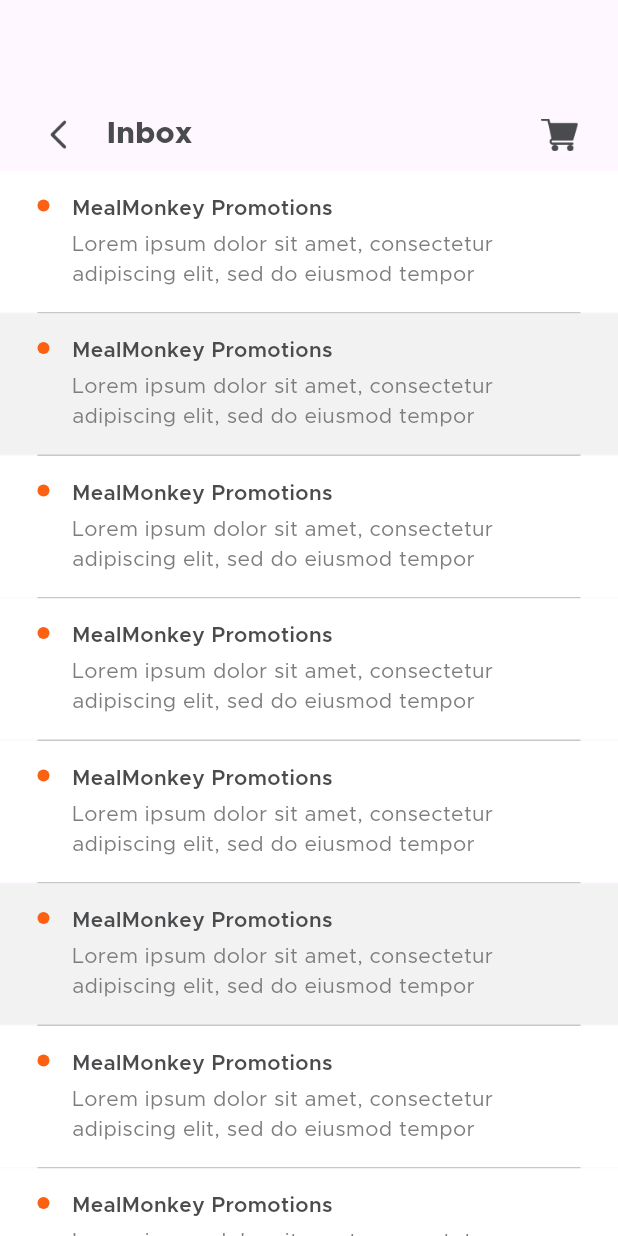
After one commit to Newtr/Kursach, a Flutter app: the InboxView screen opened directly, on a phone screen of 412 x 824 dp. The commit adds this screen. Run offline on Flutter 3.47's test engine with Material 3 defaults, Android fonts, the light colour scheme and no system bars; our stand-ins replace flutter_rating_bar, image_picker; missing offline and left inert: otp_pin_field.

Commit message:
10 video GOTOVO

```diff
--- /dev/null
+++ b/kursach/lib/view/more/inbox_view.dart
@@ -0,0 +1,195 @@
+import 'package:flutter/material.dart';
+import 'package:kursach/common/color_extension.dart';
+
+import 'my_order_view.dart';
+
+class InboxView extends StatefulWidget {
+  const InboxView({super.key});
+
+  @override
+  State<InboxView> createState() => _InboxViewState();
+}
+
+class _InboxViewState extends State<InboxView> {
+  List inboxArr = [
+    {
+      "title": "MealMonkey Promotions",
+      "detail":
+          "Lorem ipsum dolor sit amet, consectetur adipiscing elit, sed do eiusmod tempor incididunt ut labore et dolore magna aliqua. Ut enim ad minim veniam, quis nostrud exercitation ullamco laboris nisi ut aliquip ex ea commodo consequat.",
+    },
+    {
+      "title": "MealMonkey Promotions",
+      "detail":
+          "Lorem ipsum dolor sit amet, consectetur adipiscing elit, sed do eiusmod tempor incididunt ut labore et dolore magna aliqua. Ut enim ad minim veniam, quis nostrud exercitation ullamco laboris nisi ut aliquip ex ea commodo consequat.",
+    },
+    {
+      "title": "MealMonkey Promotions",
+      "detail":
+          "Lorem ipsum dolor sit amet, consectetur adipiscing elit, sed do eiusmod tempor incididunt ut labore et dolore magna aliqua. Ut enim ad minim veniam, quis nostrud exercitation ullamco laboris nisi ut aliquip ex ea commodo consequat.",
+    },
+    {
+      "title": "MealMonkey Promotions",
+      "detail":
+          "Lorem ipsum dolor sit amet, consectetur adipiscing elit, sed do eiusmod tempor incididunt ut labore et dolore magna aliqua. Ut enim ad minim veniam, quis nostrud exercitation ullamco laboris nisi ut aliquip ex ea commodo consequat.",
+    },
+    {
+      "title": "MealMonkey Promotions",
+      "detail":
+          "Lorem ipsum dolor sit amet, consectetur adipiscing elit, sed do eiusmod tempor incididunt ut labore et dolore magna aliqua. Ut enim ad minim veniam, quis nostrud exercitation ullamco laboris nisi ut aliquip ex ea commodo consequat.",
+    },
+    {
+      "title": "MealMonkey Promotions",
+      "detail":
+          "Lorem ipsum dolor sit amet, consectetur adipiscing elit, sed do eiusmod tempor incididunt ut labore et dolore magna aliqua. Ut enim ad minim veniam, quis nostrud exercitation ullamco laboris nisi ut aliquip ex ea commodo consequat.",
+    },
+    {
+      "title": "MealMonkey Promotions",
+      "detail":
+          "Lorem ipsum dolor sit amet, consectetur adipiscing elit, sed do eiusmod tempor incididunt ut labore et dolore magna aliqua. Ut enim ad minim veniam, quis nostrud exercitation ullamco laboris nisi ut aliquip ex ea commodo consequat.",
+    },
+    {
+      "title": "MealMonkey Promotions",
+      "detail":
+          "Lorem ipsum dolor sit amet, consectetur adipiscing elit, sed do eiusmod tempor incididunt ut labore et dolore magna aliqua. Ut enim ad minim veniam, quis nostrud exercitation ullamco laboris nisi ut aliquip ex ea commodo consequat.",
+    },
+    {
+      "title": "MealMonkey Promotions",
+      "detail":
+          "Lorem ipsum dolor sit amet, consectetur adipiscing elit, sed do eiusmod tempor incididunt ut labore et dolore magna aliqua. Ut enim ad minim veniam, quis nostrud exercitation ullamco laboris nisi ut aliquip ex ea commodo consequat.",
+    },
+    {
+      "title": "MealMonkey Promotions",
+      "detail":
+          "Lorem ipsum dolor sit amet, consectetur adipiscing elit, sed do eiusmod tempor incididunt ut labore et dolore magna aliqua. Ut enim ad minim veniam, quis nostrud exercitation ullamco laboris nisi ut aliquip ex ea commodo consequat.",
+    },
+    {
+      "title": "MealMonkey Promotions",
+      "detail":
+          "Lorem ipsum dolor sit amet, consectetur adipiscing elit, sed do eiusmod tempor incididunt ut labore et dolore magna aliqua. Ut enim ad minim veniam, quis nostrud exercitation ullamco laboris nisi ut aliquip ex ea commodo consequat.",
+    },
+    {
+      "title": "MealMonkey Promotions",
+      "detail":
+          "Lorem ipsum dolor sit amet, consectetur adipiscing elit, sed do eiusmod tempor incididunt ut labore et dolore magna aliqua. Ut enim ad minim veniam, quis nostrud exercitation ullamco laboris nisi ut aliquip ex ea commodo consequat.",
+    },
+  ];
+
+  @override
+  Widget build(BuildContext context) {
+    return Scaffold(
+      body: SingleChildScrollView(
+        child: Padding(
+          padding: const EdgeInsets.symmetric(vertical: 20),
+          child: Column(
+            crossAxisAlignment: CrossAxisAlignment.start,
+            children: [
+              const SizedBox(
+                height: 46,
+              ),
+              Padding(
+                padding: const EdgeInsets.symmetric(horizontal: 15),
+                child: Row(
+                  children: [
+                    IconButton(
+                      onPressed: () {
+                        Navigator.pop(context);
+                      },
+                      icon: Image.asset("assets/img/btn_back.png",
+                          width: 20, height: 20),
+                    ),
+                    const SizedBox(
+                      width: 8,
+                    ),
+                    Expanded(
+                      child: Text(
+                        "Inbox",
+                        style: TextStyle(
+                            color: TColor.primaryText,
+                            fontSize: 20,
+                            fontWeight: FontWeight.w800),
+                      ),
+                    ),
+                    IconButton(
+                      onPressed: () {
+                        Navigator.push(
+                            context,
+                            MaterialPageRoute(
+                                builder: (context) => const MyOrderView()));
+                      },
+                      icon: Image.asset(
+                        "assets/img/shopping_cart.png",
+                        width: 25,
+                        height: 25,
+                      ),
+                    ),
+                  ],
+                ),
+              ),
+              ListView.separated(
+                physics: const NeverScrollableScrollPhysics(),
+                shrinkWrap: true,
+                padding: EdgeInsets.zero,
+                itemCount: inboxArr.length,
+                separatorBuilder: ((context, index) => Divider(
+                      indent: 25,
+                      endIndent: 25,
+                      color: TColor.secondaryText.withOpacity(0.4),
+                      height: 1,
+                    )),
+                itemBuilder: ((context, index) {
+                  var cObj = inboxArr[index] as Map? ?? {};
+                  return Container(
+                    decoration: BoxDecoration(
+                        color:
+                            index % 4 != 1 ? TColor.white : TColor.textfield),
+                    padding: const EdgeInsets.symmetric(
+                        vertical: 15, horizontal: 25),
+                    child: Row(
+                      crossAxisAlignment: CrossAxisAlignment.start,
+                      children: [
+                        Container(
+                          margin: const EdgeInsets.only(top: 4),
+                          width: 8,
+                          height: 8,
+                          decoration: BoxDecoration(
+                              color: TColor.primary,
+                              borderRadius: BorderRadius.circular(4)),
+                        ),
+                        const SizedBox(
+                          width: 15,
+                        ),
+                        Expanded(
+                          child: Column(
+                            crossAxisAlignment: CrossAxisAlignment.start,
+                            children: [
+                              Text(
+                                cObj["title"].toString(),
+                                style: TextStyle(
+                                    color: TColor.primaryText,
+                                    fontSize: 14,
+                                    fontWeight: FontWeight.w600),
+                              ),
+                              const SizedBox(
+                                height: 4,
+                              ),
+                              Text(
+                                cObj["detail"].toString(),
+                                maxLines: 2,
+                                style: TextStyle(
+                                    color: TColor.secondaryText, fontSize: 14),
+                              ),
+                            ],
+                          ),
+                        ),
+                      ],
+                    ),
+                  );
+                }),
+              ),
+            ],
+          ),
+        ),
+      ),
+    );
+  }
+}
```
Also changed, not shown: kursach/lib/view/more/about_us_view.dart (added, +115 -0 lines), kursach/lib/view/more/more_view.dart (+16 -13 lines), kursach/lib/view/more/notificatioon_view.dart (added, +168 -0 lines).
